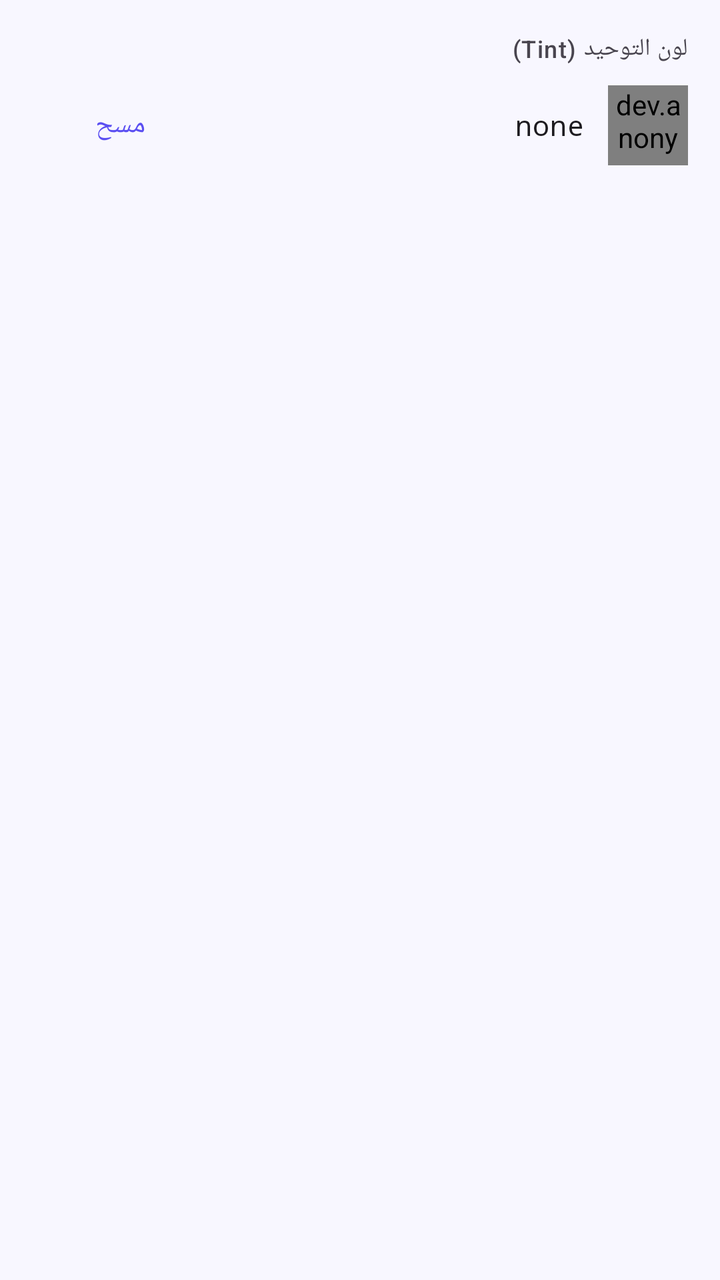
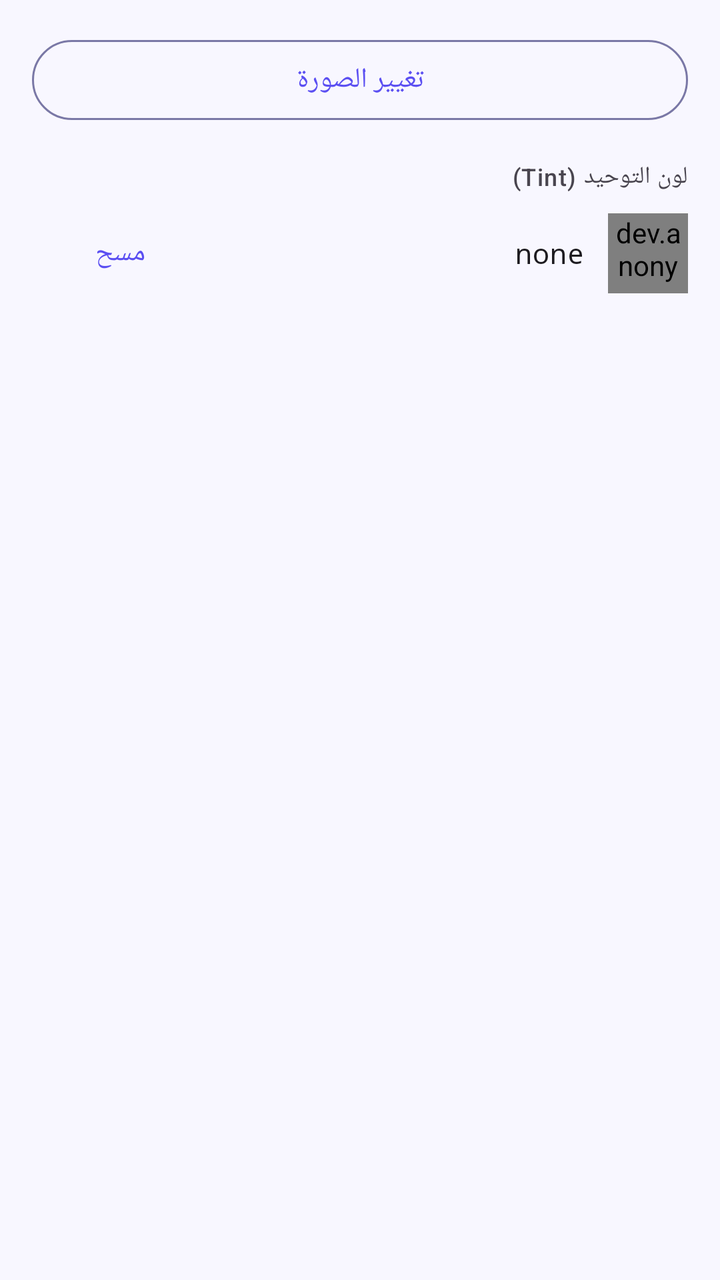

Two renders of the same Android screen: before a commit and after it. Below are the layout's source before the change and the commit's diff.
<!-- AndroidManifest.xml: application theme Theme.CardsDesignerPro -->
<!-- res/layout/fragment_prop_image.xml -->
<?xml version="1.0" encoding="utf-8"?>
<ScrollView xmlns:android="http://schemas.android.com/apk/res/android"
    android:layout_width="match_parent" android:layout_height="match_parent"
    android:layoutDirection="rtl">
    <LinearLayout android:layout_width="match_parent" android:layout_height="wrap_content"
        android:orientation="vertical" android:padding="16dp">

        <TextView android:layout_width="match_parent" android:layout_height="wrap_content"
            android:text="@string/prop_tint" android:textAppearance="?attr/textAppearanceLabelMedium"
            android:layout_marginBottom="6dp" />
        <LinearLayout android:layout_width="match_parent" android:layout_height="wrap_content"
            android:orientation="horizontal" android:gravity="center_vertical" android:layout_marginBottom="8dp">
            <dev.anonymous.cardsdesignerpro.common.widget.ColorPreviewView
                android:id="@+id/cpv_tint"
                android:layout_width="40dp" android:layout_height="40dp" android:layout_marginEnd="12dp" />
            <TextView android:id="@+id/tv_tint_hex" android:layout_width="wrap_content"
                android:layout_height="wrap_content" android:fontFamily="monospace"
                android:textAppearance="?attr/textAppearanceBodyMedium" android:text="none" />
            <Space android:layout_width="0dp" android:layout_height="0dp" android:layout_weight="1" />
            <com.google.android.material.button.MaterialButton
                android:id="@+id/btn_clear_tint"
                style="@style/Widget.Material3.Button.TextButton"
                android:layout_width="wrap_content" android:layout_height="wrap_content"
                android:text="مسح" />
        </LinearLayout>
    </LinearLayout>
</ScrollView>
<!-- resources referenced by this layout -->
<resources>
  <string name="prop_tint">لون التوحيد (Tint)</string>
  <style name="Theme.CardsDesignerPro" parent="Base.Theme.CardsDesignerPro" />
  <style name="Base.Theme.CardsDesignerPro" parent="Theme.Material3.DayNight.NoActionBar">
          <item name="colorPrimary">@color/md_theme_light_primary</item>
          <item name="colorOnPrimary">@color/md_theme_light_onPrimary</item>
          <item name="colorPrimaryContainer">@color/md_theme_light_primaryContainer</item>
          <item name="colorOnPrimaryContainer">@color/md_theme_light_onPrimaryContainer</item>
          <item name="colorSecondary">@color/md_theme_light_secondary</item>
          <item name="colorOnSecondary">@color/md_theme_light_onSecondary</item>
          <item name="android:colorBackground">@color/md_theme_light_background</item>
          <item name="colorSurface">@color/md_theme_light_surface</item>
          <item name="colorOnSurface">@color/md_theme_light_onSurface</item>
          <item name="colorSurfaceVariant">@color/md_theme_light_surfaceVariant</item>
          <item name="colorOnSurfaceVariant">@color/md_theme_light_onSurfaceVariant</item>
          <item name="colorOutline">@color/md_theme_light_outline</item>
          <item name="colorError">@color/md_theme_light_error</item>
          <item name="colorOnError">@color/md_theme_light_onError</item>
          <item name="android:statusBarColor">?attr/colorSurface</item>
          <item name="android:windowLightStatusBar">true</item>
          <item name="android:layoutDirection">rtl</item>
          <item name="android:supportsRtl">true</item>
      </style>
  <color name="md_theme_light_primary">#FF5B4FF2</color>
  <color name="md_theme_light_onPrimary">#FFFFFFFF</color>
  <color name="md_theme_light_primaryContainer">#FFE8E5FF</color>
  <color name="md_theme_light_onPrimaryContainer">#FF1A006E</color>
  <color name="md_theme_light_secondary">#FF00BFA5</color>
  <color name="md_theme_light_onSecondary">#FFFFFFFF</color>
  <color name="md_theme_light_background">#FFF8F7FF</color>
  <color name="md_theme_light_surface">#FFFFFFFF</color>
  <color name="md_theme_light_onSurface">#FF1A1A2E</color>
  <color name="md_theme_light_surfaceVariant">#FFE8E5FF</color>
  <color name="md_theme_light_onSurfaceVariant">#FF444370</color>
  <color name="md_theme_light_outline">#FF7A78A6</color>
  <color name="md_theme_light_error">#FFB3261E</color>
  <color name="md_theme_light_onError">#FFFFFFFF</color>
</resources>

<!-- the commit's change to res/layout/fragment_prop_image.xml (unified diff, before → after) -->
@@ -4,6 +4,15 @@
     android:layoutDirection="rtl">
     <LinearLayout android:layout_width="match_parent" android:layout_height="wrap_content"
         android:orientation="vertical" android:padding="16dp">
+
+        
+        <com.google.android.material.button.MaterialButton
+            android:id="@+id/btn_change_image"
+            style="@style/Widget.Material3.Button.OutlinedButton"
+            android:layout_width="match_parent"
+            android:layout_height="wrap_content"
+            android:text="تغيير الصورة"
+            android:layout_marginBottom="16dp" />
 
         <TextView android:layout_width="match_parent" android:layout_height="wrap_content"
             android:text="@string/prop_tint" android:textAppearance="?attr/textAppearanceLabelMedium"
